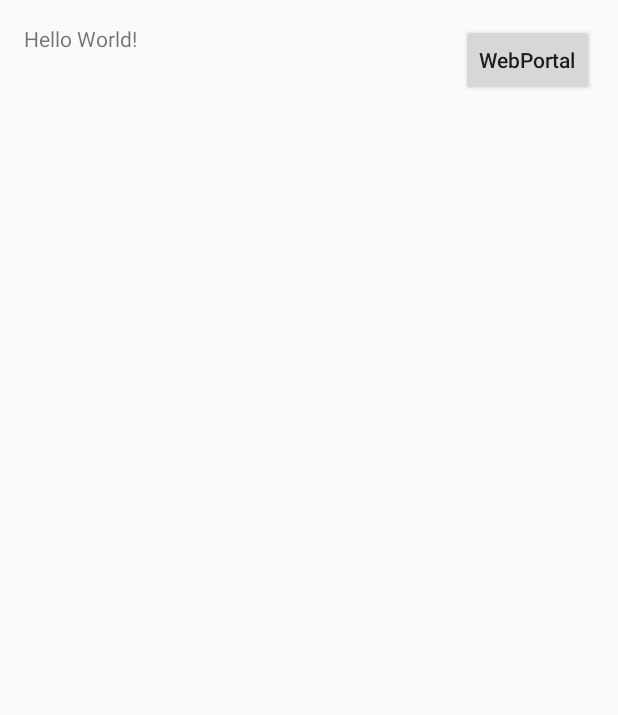
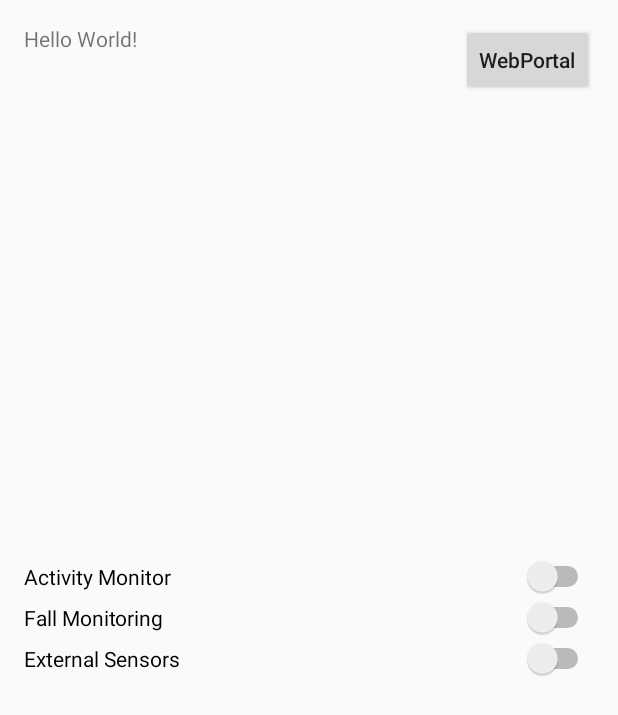
Before and after one commit to sasquatchgeoff/PHM_2, an Android app: the screen it shows after launch (MainActivity), on a phone screen of 412 x 824 dp. Shown: the top 715 px of the screen. Run offline under Robolectric (Android 15) with nearby library versions, the phone set to English and light mode, and no system bars; 2 statements that could not run were skipped.

Commit message:
on off switches for sensors

```diff
--- a/app/src/main/java/capstone/se491_phm/sensors/ISensors.java
+++ b/app/src/main/java/capstone/se491_phm/sensors/ISensors.java
@@ -1,6 +1,7 @@
 package capstone.se491_phm.sensors;
 
 import android.content.Context;
+import android.view.View;
 
 /**
  * Created by Acer on 10/21/2016.
@@ -9,4 +10,6 @@ import android.content.Context;
 public interface ISensors {
     boolean initialize(Context context);
     void saveData(Context context);
+    void startMonitoring(View view);
+    void stopMonitoring(View view);
 }
--- a/app/src/main/res/layout/activity_main.xml
+++ b/app/src/main/res/layout/activity_main.xml
@@ -26,4 +26,34 @@
         android:textAllCaps="false"
         android:onClick="showWebPortal"/>
 
+    <Switch
+        android:text="External Sensors"
+        android:layout_width="wrap_content"
+        android:layout_height="wrap_content"
+        android:layout_below="@+id/fallSwitch"
+        android:layout_alignParentStart="true"
+        android:id="@+id/externalSwitch"
+        android:layout_alignParentEnd="true"
+        android:onClick="externalSwitch"/>
+
+    <Switch
+        android:text="Fall Monitoring"
+        android:layout_width="wrap_content"
+        android:layout_height="wrap_content"
+        android:id="@+id/fallSwitch"
+        android:layout_centerVertical="true"
+        android:layout_alignParentStart="true"
+        android:layout_alignParentEnd="true"
+        android:onClick="fallSwitch"/>
+
+    <Switch
+        android:text="Activity Monitor"
+        android:layout_width="wrap_content"
+        android:layout_height="wrap_content"
+        android:id="@+id/activitySwitch"
+        android:layout_above="@+id/fallSwitch"
+        android:layout_alignParentStart="true"
+        android:layout_alignParentEnd="true"
+        android:onClick="activitySwitch"/>
+
 </RelativeLayout>
```
Also changed, not shown: app/src/main/java/capstone/se491_phm/Alarm.java (+25 -22 lines), app/src/main/java/capstone/se491_phm/MainActivity.java (+22 -0 lines), app/src/main/java/capstone/se491_phm/sensors/StepCounter.java (+10 -3 lines).
